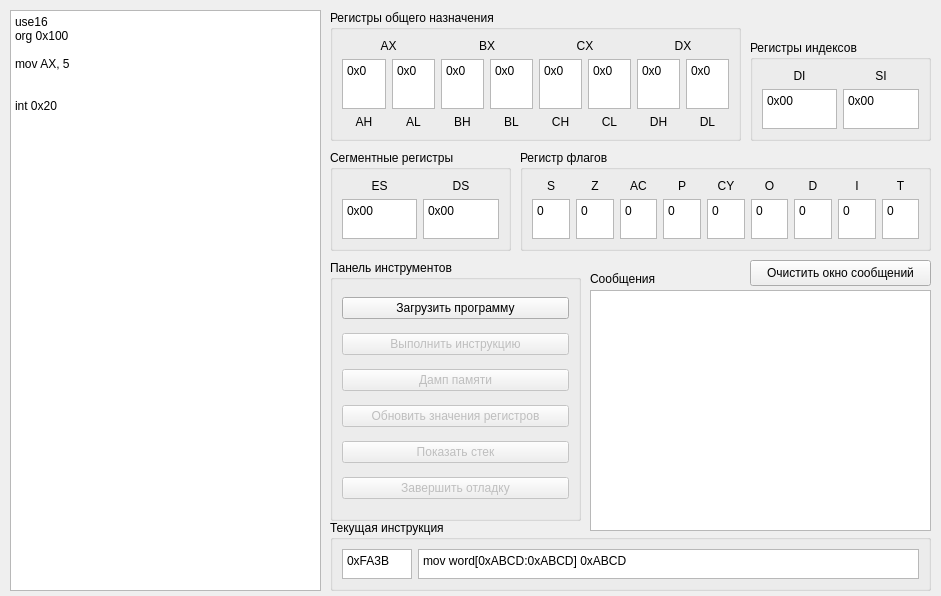
Above: mainwindow.ui from LabradorWithShades/SAD before the change. Below: the same form after it.
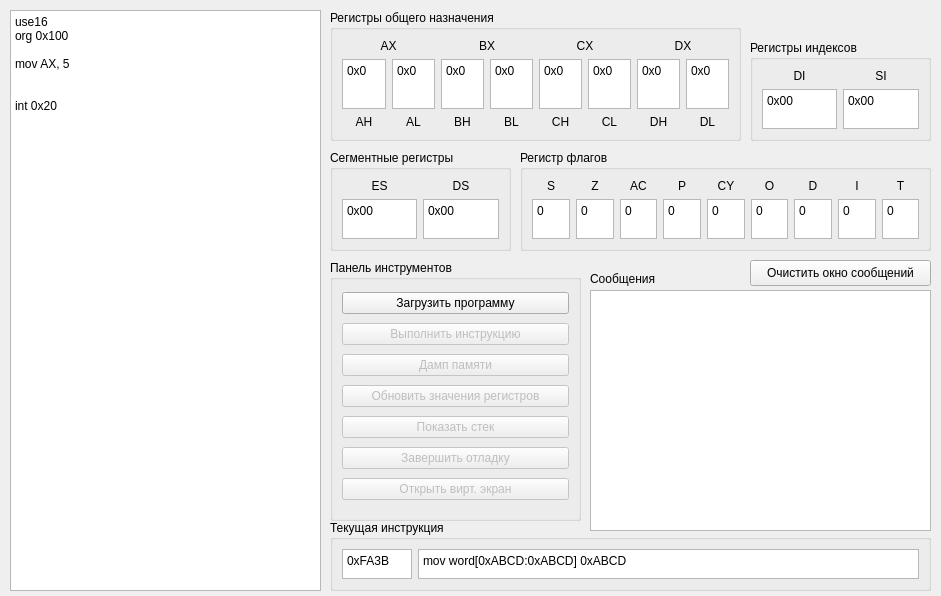
That is the form after the change.

Commit message: Work on mov + acrhitecture changes - Added other operands support for MOV - Changed the way address is stored for operations - Removed memory support for MOV (for rework) - Added address decoder from "[a:b]" and "[label]" - Some other stuff I may have forgotten

```diff
--- a/mainwindow.ui
+++ b/mainwindow.ui
@@ -510,6 +510,16 @@
        </property>
       </widget>
      </item>
+     <item>
+      <widget class="QPushButton" name="pushButton">
+       <property name="enabled">
+        <bool>false</bool>
+       </property>
+       <property name="text">
+        <string>Открыть вирт. экран</string>
+       </property>
+      </widget>
+     </item>
     </layout>
    </widget>
    <widget class="QLabel" name="label">
```
The commit also changes 3 other files.
